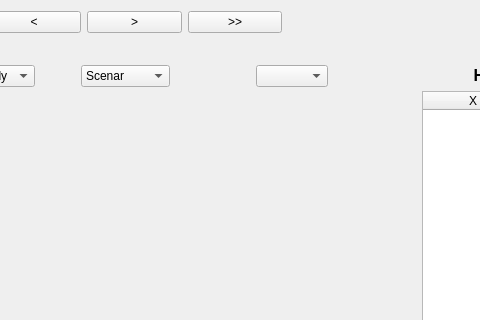
First picture: the form in ui/graphProfilRes.ui, repository Artelia/Mascaret, before the edit; both pictures show x 125 to 605 and y 0 to 320 of the 814 by 700 pixel window.
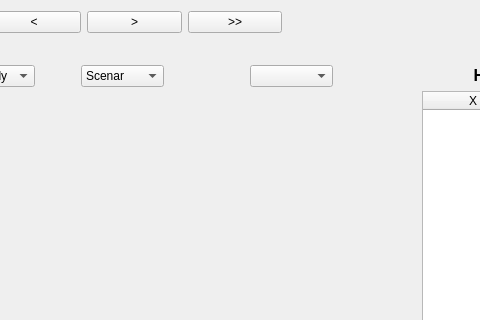
Second picture: the form after the edit.

Commit message: correction of bug to read time list  of profile graphic

Patch:
```diff
--- a/ui/graphProfilRes.ui
+++ b/ui/graphProfilRes.ui
@@ -238,7 +238,14 @@
             </spacer>
            </item>
            <item>
-            <widget class="QComboBox" name="comboBox_Time"/>
+            <widget class="QComboBox" name="comboBox_Time">
+             <property name="sizePolicy">
+              <sizepolicy hsizetype="Expanding" vsizetype="Fixed">
+               <horstretch>0</horstretch>
+               <verstretch>0</verstretch>
+              </sizepolicy>
+             </property>
+            </widget>
            </item>
            <item>
             <spacer name="horizontalSpacer_4">
```
The commit also changes 2 other files.
